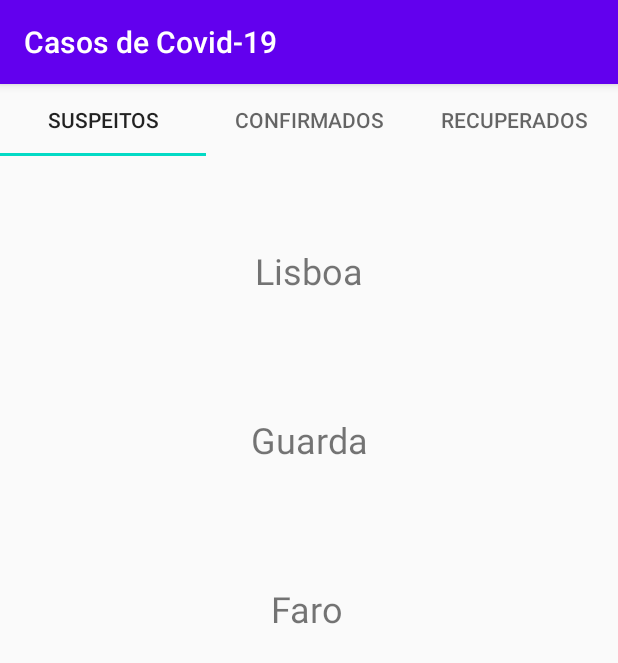
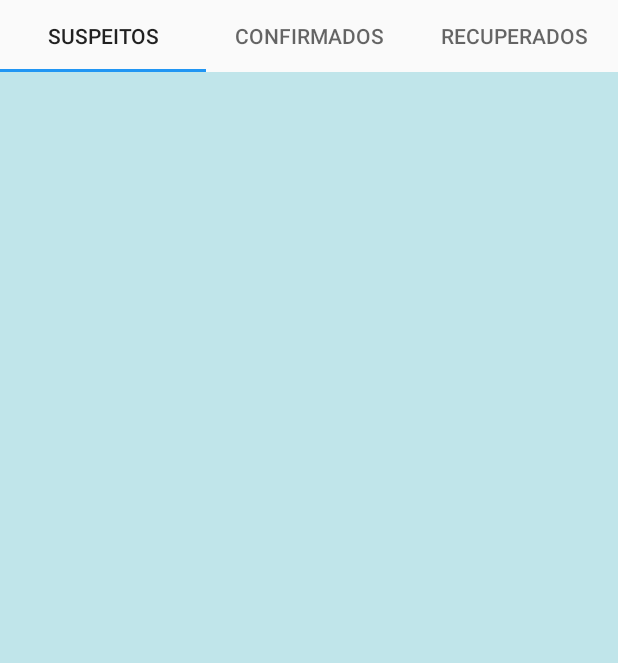
Before and after one commit to ivomcf/PortugalCovidUpdated, an Android app: the MainActivity screen opened directly, with no data from a screen before it, on a phone screen of 412 x 824 dp. Shown: the top 663 px of the screen. Run offline under Robolectric (Android 15) with nearby library versions, the phone set to English and light mode, and no system bars; Roboto replaces fonts that are not available here.

Commit message:
Apaguei TextViews.

```diff
--- a/app/src/main/AndroidManifest.xml
+++ b/app/src/main/AndroidManifest.xml
@@ -1,6 +1,7 @@
 <?xml version="1.0" encoding="utf-8"?>
 <manifest xmlns:android="http://schemas.android.com/apk/res/android"
     package="pt.ipg.updated">
+    <uses-permission android:name="android.permission.INTERNET"/>
 
     <application
         android:allowBackup="true"
--- a/app/src/main/java/pt/ipg/updated/MainActivity.java
+++ b/app/src/main/java/pt/ipg/updated/MainActivity.java
@@ -5,9 +5,12 @@ import androidx.viewpager.widget.PagerAdapter;
 import androidx.viewpager.widget.ViewPager;
 
 import android.os.Bundle;
+import android.util.Log;
 
 import com.google.android.material.tabs.TabItem;
 import com.google.android.material.tabs.TabLayout;
+
+import org.json.JSONObject;
 
 public class MainActivity extends AppCompatActivity {
 
--- a/app/src/main/res/layout/activity_main.xml
+++ b/app/src/main/res/layout/activity_main.xml
@@ -10,10 +10,10 @@
 
    <com.google.android.material.tabs.TabLayout
        android:id="@+id/tablayout"
+       android:layout_width="match_parent"
        android:layout_height="wrap_content"
-       android:layout_width="match_parent"
 
-       >
+       app:tabIndicatorColor="#2196F3">
 
       <com.google.android.material.tabs.TabItem
           android:id="@+id/Tab1"
@@ -38,7 +38,8 @@
    <androidx.viewpager.widget.ViewPager
        android:id="@+id/viewpager"
        android:layout_width="match_parent"
-       android:layout_height="match_parent" />
+       android:layout_height="match_parent"
+       android:background="#C0E5EA" />
 
 
 </LinearLayout>
--- a/app/src/main/res/layout/fragment_tab1.xml
+++ b/app/src/main/res/layout/fragment_tab1.xml
@@ -8,39 +8,4 @@
     android:orientation="vertical"
     tools:context=".tab1">
 
-
-    <TextView
-        android:id="@+id/textView1"
-        android:layout_width="wrap_content"
-        android:layout_height="wrap_content"
-        android:layout_marginTop="60dp"
-        android:text="@string/nome_distrito1"
-        android:textSize="24sp"
-        app:layout_constraintEnd_toEndOf="parent"
-        app:layout_constraintStart_toStartOf="parent"
-        app:layout_constraintTop_toTopOf="parent" />
-
-    <TextView
-        android:id="@+id/textView2"
-        android:layout_width="wrap_content"
-        android:layout_height="wrap_content"
-        android:layout_marginTop="80dp"
-        android:text="@string/nome_distrito2"
-        android:textSize="24sp"
-        app:layout_constraintEnd_toEndOf="parent"
-        app:layout_constraintStart_toStartOf="parent"
-        app:layout_constraintTop_toBottomOf="@+id/textView1" />
-
-    <TextView
-        android:id="@+id/textView3"
-        android:layout_width="wrap_content"
-        android:layout_height="wrap_content"
-        android:layout_marginTop="80dp"
-        android:text="@string/nome_distrito3"
-        android:textSize="24sp"
-        app:layout_constraintEnd_toEndOf="parent"
-        app:layout_constraintHorizontal_bias="0.498"
-        app:layout_constraintStart_toStartOf="parent"
-        app:layout_constraintTop_toBottomOf="@+id/textView2" />
-
 </androidx.constraintlayout.widget.ConstraintLayout>
--- a/app/src/main/res/values/styles.xml
+++ b/app/src/main/res/values/styles.xml
@@ -1,6 +1,6 @@
 <resources>
     <!-- Base application theme. -->
-    <style name="AppTheme" parent="Theme.AppCompat.Light.DarkActionBar">
+    <style name="AppTheme" parent="Theme.AppCompat.Light.NoActionBar">
         <!-- Customize your theme here. -->
         <item name="colorPrimary">@color/colorPrimary</item>
         <item name="colorPrimaryDark">@color/colorPrimaryDark</item>
```
Also changed, not shown: app/src/main/res/layout/fragment_tab2.xml (+0 -35 lines), app/src/main/res/layout/fragment_tab3.xml (+0 -35 lines).
